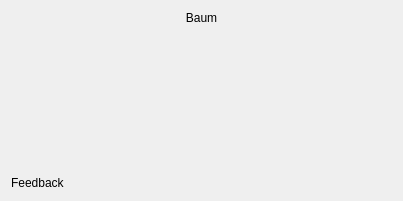
This is src/practice/practice_widget_multiplechoice.ui in KDE/parley as Qt 5 draws it before an edit. The edited form follows.
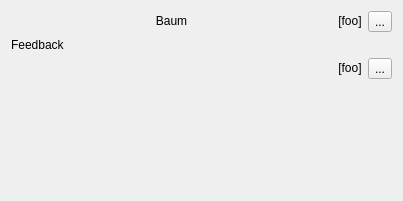
This is the edited form. Custom widgets are drawn as their Qt base class.

Commit message:
Adds support for sound in multiple modes
This:
1. Adds support for sound in Multiple Choice and Example Sentences modes.
2. Causes the audio to stop on answering and changing questions in all modes.
3. Changes audio button sizes in all modes.

```diff
--- a/src/practice/practice_widget_multiplechoice.ui
+++ b/src/practice/practice_widget_multiplechoice.ui
@@ -12,6 +12,8 @@
   </property>
   <layout class="QVBoxLayout" name="verticalLayout">
    <item>
+    <layout class="QGridLayout" name="gridLayout" columnstretch="1,0,0">
+     <item row="0" column="0">
     <widget class="QLabel" name="questionLabel">
      <property name="text">
       <string comment="KDE::DoNotExtract" >Baum</string>
@@ -27,7 +29,66 @@
      </property>
     </widget>
    </item>
-   <item>
+     <item row="0" column="1">
+      <widget class="QLabel" name="questionPronunciationLabel">
+       <property name="text">
+        <string comment="KDE::DoNotExtract">[foo]</string>
+       </property>
+       <property name="alignment">
+        <set>Qt::AlignCenter</set>
+       </property>
+       <property name="textInteractionFlags">
+        <set>Qt::TextSelectableByKeyboard|Qt::TextSelectableByMouse</set>
+       </property>
+      </widget>
+     </item>
+     <item row="0" column="2">
+      <widget class="Practice::AudioButton" name="questionSoundButton">
+       <property name="text">
+        <string comment="KDE::DoNotExtract">...</string>
+       </property>
+       <property name="iconSize">
+        <size>
+         <width>40</width>
+         <height>40</height>
+        </size>
+       </property>
+      </widget>
+     </item>
+     <item row="1" column="0">
+      <widget class="QLabel" name="feedbackLabel">
+       <property name="text">
+        <string comment="KDE::DoNotExtract" >Feedback</string>
+       </property>
+      </widget>
+     </item>
+     <item row="2" column="1">
+      <widget class="QLabel" name="solutionPronunciationLabel">
+       <property name="text">
+        <string comment="KDE::DoNotExtract">[foo]</string>
+       </property>
+       <property name="alignment">
+        <set>Qt::AlignCenter</set>
+       </property>
+       <property name="textInteractionFlags">
+        <set>Qt::TextSelectableByKeyboard|Qt::TextSelectableByMouse</set>
+       </property>
+      </widget>
+     </item>
+     <item row="2" column="2">
+      <widget class="Practice::AudioButton" name="solutionSoundButton">
+       <property name="text">
+        <string comment="KDE::DoNotExtract">...</string>
+       </property>
+       <property name="iconSize">
+        <size>
+         <width>40</width>
+         <height>40</height>
+        </size>
+       </property>
+      </widget>
+     </item>
+     <item row="3" column="0">
     <spacer name="verticalSpacer">
      <property name="orientation">
       <enum>Qt::Vertical</enum>
@@ -40,15 +101,17 @@
      </property>
     </spacer>
    </item>
-   <item>
-    <widget class="QLabel" name="feedbackLabel">
-     <property name="text">
-      <string comment="KDE::DoNotExtract" >Feedback</string>
-     </property>
-    </widget>
+    </layout>
    </item>
   </layout>
  </widget>
+ <customwidgets>
+  <customwidget>
+   <class>Practice::AudioButton</class>
+   <extends>QToolButton</extends>
+   <header>practice/audiobutton.h</header>
+  </customwidget>
+ </customwidgets>
  <resources/>
  <connections/>
 </ui>
```
Left out of the diff: 4 changed lines with no effect on the pictures. Lines whose indentation alone changed are shown as unchanged. The commit also changes 9 other files.
